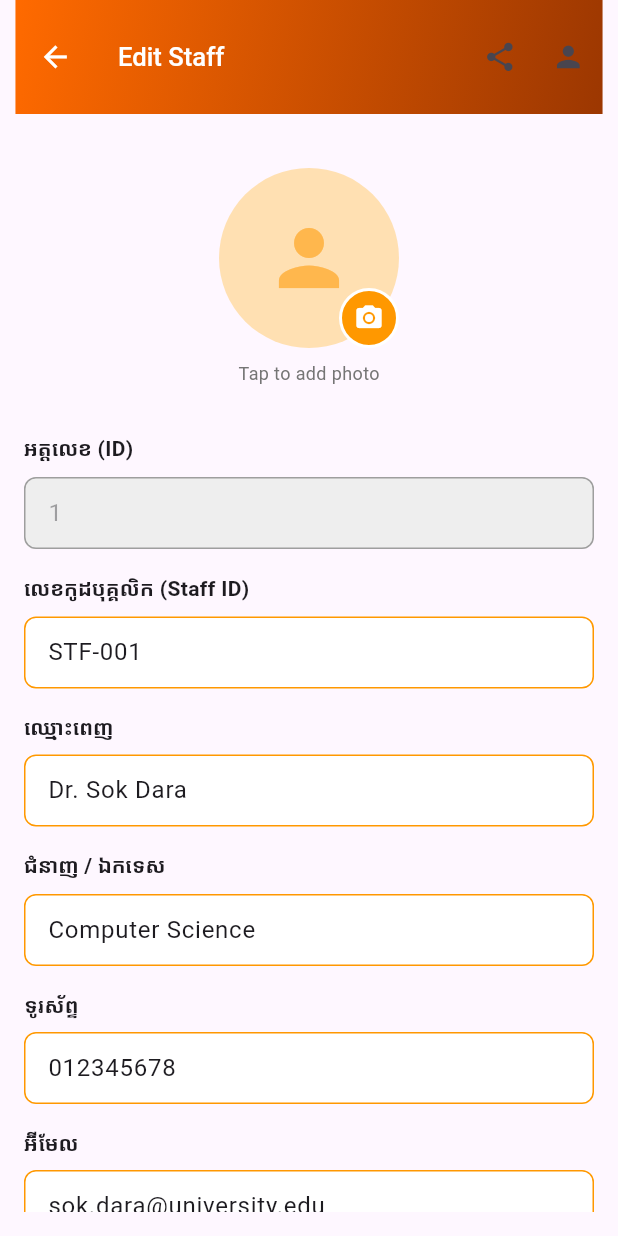
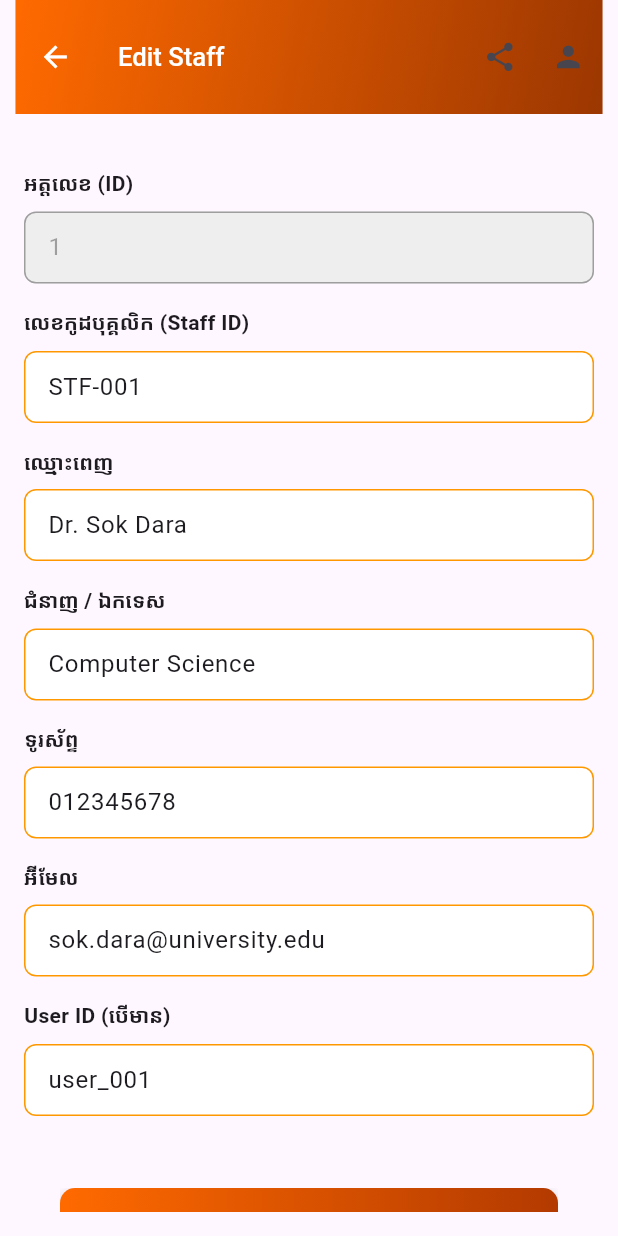
Before and after one commit to vertsan/sbku_app, a Flutter app: the AddStaffScreen screen opened directly with sample values from the repository, on a phone screen of 412 x 824 dp. Run offline on Flutter 3.47's test engine with Material 3 defaults, Android fonts, the phone set to English and light mode, and no system bars; our stand-ins replace flutter_svg, geolocator, image_picker.

Commit message:
refactor: merge for dev

```diff
--- a/lib/controller/staff_form_controller.dart
+++ b/lib/controller/staff_form_controller.dart
@@ -13,6 +13,7 @@ class StaffFormController {
   final TextEditingController staffIdController;
   final TextEditingController fullNameController;
   final TextEditingController specializationController;
+  final TextEditingController departmentController;
   final TextEditingController phoneController;
   final TextEditingController emailController;
   final TextEditingController userIdController;
@@ -31,6 +32,8 @@ class StaffFormController {
         fullNameController = TextEditingController(text: staff?.fullName ?? ''),
         specializationController =
             TextEditingController(text: staff?.specalization ?? ''),
+        departmentController =
+            TextEditingController(text: staff?.department ?? ''),
         phoneController = TextEditingController(text: staff?.phone ?? ''),
         emailController = TextEditingController(text: staff?.email ?? ''),
         userIdController = TextEditingController(text: staff?.userid ?? ''),
@@ -178,6 +181,7 @@ class StaffFormController {
         staffIdController.text.trim().isNotEmpty &&
         fullNameController.text.trim().isNotEmpty &&
         specializationController.text.trim().isNotEmpty &&
+        departmentController.text.trim().isNotEmpty &&
         phoneController.text.trim().isNotEmpty &&
         emailController.text.trim().isNotEmpty &&
         userIdController.text.trim().isNotEmpty;
@@ -192,6 +196,7 @@ class StaffFormController {
       staffid: staffIdController.text.trim(),
       fullName: fullNameController.text.trim(),
       specalization: specializationController.text.trim(),
+      department: departmentController.text.trim(),
       phone: phoneController.text.trim(),
       email: emailController.text.trim(),
       userid: userIdController.text.trim(),
@@ -206,6 +211,7 @@ class StaffFormController {
     staffIdController.clear();
     fullNameController.clear();
     specializationController.clear();
+    departmentController.clear();
     phoneController.clear();
     emailController.clear();
     userIdController.clear();
@@ -220,6 +226,7 @@ class StaffFormController {
     staffIdController.dispose();
     fullNameController.dispose();
     specializationController.dispose();
+    departmentController.dispose();
     phoneController.dispose();
     emailController.dispose();
     userIdController.dispose();
--- a/lib/data/dummy_staff.dart
+++ b/lib/data/dummy_staff.dart
@@ -6,6 +6,7 @@ final List<StaffModel> dummyStaffs = [
     staffid: 'STF-001',
     fullName: 'Dr. Sok Dara',
     specalization: 'Computer Science',
+    department: 'Department of Computer Science',
     phone: '012345678',
     email: 'sok.dara@university.edu',
     userid: 'user_001',
@@ -15,6 +16,7 @@ final List<StaffModel> dummyStaffs = [
     staffid: 'STF-002',
     fullName: 'Ms. Chanthou Ly',
     specalization: 'Business Management',
+    department: 'Department of Business Management',
     phone: '098765432',
     email: 'chanthou.ly@university.edu',
     userid: 'user_002',
@@ -24,6 +26,7 @@ final List<StaffModel> dummyStaffs = [
     staffid: 'STF-003',
     fullName: 'Mr. Vannak Chea',
     specalization: 'Information Technology',
+    department: 'Department of Information Technology',
     phone: '087654321',
     email: 'vannak.chea@university.edu',
     userid: 'user_003',
--- a/lib/model/staff_model.dart
+++ b/lib/model/staff_model.dart
@@ -3,8 +3,10 @@ class StaffModel {
   final String staffid;
   final String fullName;
   final String specalization;
+  final String department;
   final String phone;
   final String email;
+
   final String userid;
 
   StaffModel(
@@ -12,6 +14,7 @@ class StaffModel {
       required this.staffid,
       required this.fullName,
       required this.specalization,
+      required this.department,
       required this.phone,
       required this.email,
       required this.userid});
--- a/lib/presentation/screens/staff/add_staff.dart
+++ b/lib/presentation/screens/staff/add_staff.dart
@@ -173,44 +173,44 @@ class _AddStaffScreenState extends State<AddStaffScreen> {
               children: [
                 const SizedBox(height: 16),
 
-                // Profile Image Section
-                GestureDetector(
-                  onTap: _isLoading ? null : _handleImageUpload,
-                  child: Stack(
-                    alignment: Alignment.bottomRight,
-                    children: [
-                      _buildProfileImage(),
-                      Positioned(
-                        bottom: 0,
-                        right: 0,
-                        child: Container(
-                          padding: const EdgeInsets.all(8),
-                          decoration: BoxDecoration(
-                            color: Colors.orange,
-                            shape: BoxShape.circle,
-                            border: Border.all(color: Colors.white, width: 2),
-                          ),
-                          child: const Icon(
-                            Icons.camera_alt,
-                            color: Colors.white,
-                            size: 20,
-                          ),
-                        ),
-                      ),
-                    ],
-                  ),
-                ),
+                // // Profile Image Section
+                // GestureDetector(
+                //   onTap: _isLoading ? null : _handleImageUpload,
+                //   child: Stack(
+                //     alignment: Alignment.bottomRight,
+                //     children: [
+                //       _buildProfileImage(),
+                //       Positioned(
+                //         bottom: 0,
+                //         right: 0,
+                //         child: Container(
+                //           padding: const EdgeInsets.all(8),
+                //           decoration: BoxDecoration(
+                //             color: Colors.orange,
+                //             shape: BoxShape.circle,
+                //             border: Border.all(color: Colors.white, width: 2),
+                //           ),
+                //           child: const Icon(
+                //             Icons.camera_alt,
+                //             color: Colors.white,
+                //             size: 20,
+                //           ),
+                //         ),
+                //       ),
+                //     ],
+                //   ),
+                // ),
 
-                const SizedBox(height: 8),
-                Text(
-                  'Tap to ${_formController.hasImage ? 'change' : 'add'} photo',
-                  style: TextStyle(
-                    color: Colors.grey.shade600,
-                    fontSize: 12,
-                  ),
-                ),
+                // const SizedBox(height: 8),
+                // Text(
+                //   'Tap to ${_formController.hasImage ? 'change' : 'add'} photo',
+                //   style: TextStyle(
+                //     color: Colors.grey.shade600,
+                //     fontSize: 12,
+                //   ),
+                // ),
 
-                const SizedBox(height: 32),
+                // const SizedBox(height: 32),
 
                 // Form Fields
                 CustomTextField(
```
Also changed, not shown: lib/presentation/screens/staff/staff_list_view_screen.dart (+13 -9 lines).
